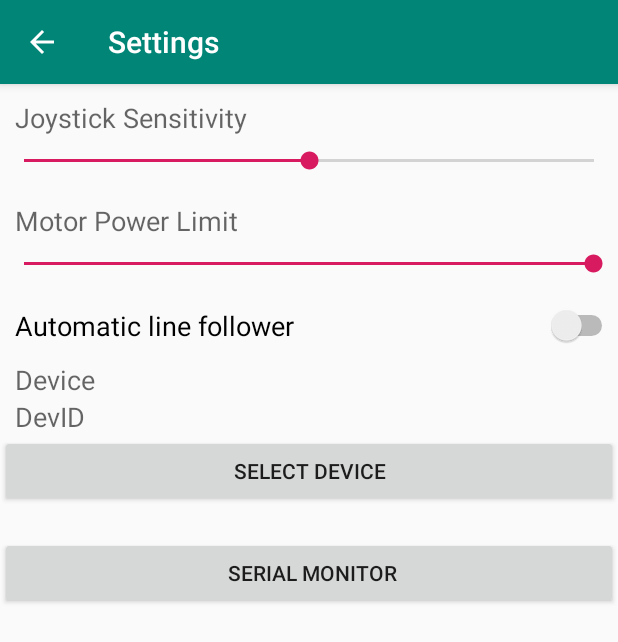
After one commit to VideoMem/Remote-Joystick, an Android app: the SettingsView screen opened directly, with no data from a screen before it, on a phone screen of 412 x 824 dp. The commit adds this screen. Shown: the top 642 px of the screen. Run offline under Robolectric (Android 15) with nearby library versions, the phone set to English and light mode, and no system bars; our stand-ins replace androidx.preference.

Commit message:
Settings Activity

```diff
--- a/app/build.gradle
+++ b/app/build.gradle
@@ -24,6 +24,7 @@ dependencies {
     implementation 'androidx.appcompat:appcompat:1.0.2'
     implementation 'androidx.constraintlayout:constraintlayout:1.1.3'
     implementation 'com.google.android.material:material:1.0.0'
+    implementation 'androidx.preference:preference:1.1.0-alpha05'
     testImplementation 'junit:junit:4.12'
     androidTestImplementation 'androidx.test.ext:junit:1.1.0'
     androidTestImplementation 'androidx.test.espresso:espresso-core:3.1.1'
--- a/app/src/main/java/com/example/remotejoystick/MainActivity.java
+++ b/app/src/main/java/com/example/remotejoystick/MainActivity.java
@@ -9,8 +9,6 @@ public class MainActivity extends AppCompatActivity {
         super.onCreate(savedInstanceState);
         XYView xy = new XYView(this, this);
         setContentView(xy);
-        xy.invalidate();
-
     }
 
 }
--- /dev/null
+++ b/app/src/main/java/com/example/remotejoystick/SettingsView.java
@@ -0,0 +1,52 @@
+package com.example.remotejoystick;
+
+import android.appwidget.AppWidgetManager;
+import android.os.Bundle;
+import android.util.Log;
+import android.view.View;
+import android.widget.Button;
+
+import androidx.appcompat.app.ActionBar;
+import androidx.appcompat.app.AppCompatActivity;
+import androidx.preference.PreferenceFragmentCompat;
+
+public class SettingsView extends AppCompatActivity
+    implements View.OnClickListener {
+
+    protected Button mButton;
+
+    @Override
+    protected void onCreate(Bundle savedInstanceState) {
+        super.onCreate(savedInstanceState);
+        setContentView(R.layout.settings_activity);
+        //getSupportFragmentManager()
+          //      .beginTransaction()
+          //      .replace(R.id.settings, new SettingsFragment())
+           //    .commit();
+        //ActionBar actionBar = getSupportActionBar();
+       // if (actionBar != null) {
+         //   actionBar.setDisplayHomeAsUpEnabled(true);
+        //}
+
+        mButton = findViewById(R.id.button);
+        mButton.setOnClickListener(this);
+        Log.d("ID", "hello!");
+    }
+
+    @Override
+    public void onClick(View view) {
+        Log.d("ID", String.valueOf(view.getId()));
+        switch (view.getId()) {
+            case R.id.button:
+                setContentView(R.layout.activity_main);
+                break;
+        }
+    }
+
+    //public static class SettingsFragment extends PreferenceFragmentCompat {
+    //    @Override
+    //    public void onCreatePreferences(Bundle savedInstanceState, String rootKey) {
+          //  setPreferencesFromResource(R.layout.settings_activity, rootKey);
+    //    }
+    //}
+}
--- /dev/null
+++ b/app/src/main/res/layout/settings_activity.xml
@@ -0,0 +1,91 @@
+<LinearLayout xmlns:android="http://schemas.android.com/apk/res/android"
+    android:layout_width="match_parent"
+    android:layout_height="match_parent">
+
+    <FrameLayout
+        android:id="@+id/settings"
+        android:layout_width="match_parent"
+        android:layout_height="match_parent" >
+
+        <LinearLayout
+            android:layout_width="match_parent"
+            android:layout_height="match_parent"
+            android:orientation="vertical">
+
+            <TextView
+                android:id="@+id/textView2"
+                android:layout_width="match_parent"
+                android:layout_height="wrap_content"
+                android:layout_marginLeft="10dp"
+                android:layout_marginTop="10dp"
+                android:text="Joystick Sensitivity"
+                android:textAppearance="@style/TextAppearance.AppCompat.Medium" />
+
+            <SeekBar
+                android:id="@+id/sensitivity"
+                style="@style/Widget.AppCompat.SeekBar"
+                android:layout_width="match_parent"
+                android:layout_height="34dp"
+                android:max="8"
+                android:progress="4" />
+
+            <TextView
+                android:id="@+id/textView3"
+                android:layout_width="match_parent"
+                android:layout_height="wrap_content"
+                android:layout_marginLeft="10dp"
+                android:layout_marginTop="10dp"
+                android:text="Motor Power Limit"
+                android:textAppearance="@style/TextAppearance.AppCompat.Medium" />
+
+            <SeekBar
+                android:id="@+id/power"
+                android:layout_width="match_parent"
+                android:layout_height="34dp"
+                android:indeterminate="false"
+                android:max="255"
+                android:progress="255" />
+
+            <Switch
+                android:id="@+id/autoauto"
+                android:layout_width="match_parent"
+                android:layout_height="wrap_content"
+                android:layout_marginLeft="10dp"
+                android:layout_marginTop="10dp"
+                android:text="Automatic line follower"
+                android:textAppearance="@style/TextAppearance.AppCompat.Medium" />
+
+            <TextView
+                android:id="@+id/textView4"
+                android:layout_width="match_parent"
+                android:layout_height="wrap_content"
+                android:layout_marginLeft="10dp"
+                android:layout_marginTop="10dp"
+                android:text="Device"
+                android:textAppearance="@style/TextAppearance.AppCompat.Medium" />
+
+            <TextView
+                android:id="@+id/textView5"
+                android:layout_width="match_parent"
+                android:layout_height="wrap_content"
+                android:text="DevID"
+                android:textAppearance="@style/TextAppearance.AppCompat.Medium"
+                android:verticalScrollbarPosition="defaultPosition"
+                android:layout_marginLeft="10dp" />
+
+            <Button
+                android:id="@+id/button"
+                android:layout_width="match_parent"
+                android:layout_height="wrap_content"
+                android:text="Select Device" />
+
+            <Button
+                android:id="@+id/sermon"
+                android:layout_width="match_parent"
+                android:layout_height="wrap_content"
+                android:layout_marginTop="20dp"
+                android:text=" Serial Monitor" />
+
+        </LinearLayout>
+    </FrameLayout>
+</LinearLayout>
```
Also changed, not shown: app/src/main/AndroidManifest.xml (+8 -0 lines), app/src/main/java/com/example/remotejoystick/JoystickWidgets.java (+42 -32 lines), app/src/main/java/com/example/remotejoystick/ViewPort.java (+29 -0 lines), app/src/main/java/com/example/remotejoystick/XYView.java (+34 -4 lines), app/src/main/res/values/arrays.xml (added, +12 -0 lines), app/src/main/res/values/strings.xml (+16 -0 lines), app/src/main/res/xml/root_preferences.xml (added, +18 -0 lines).
